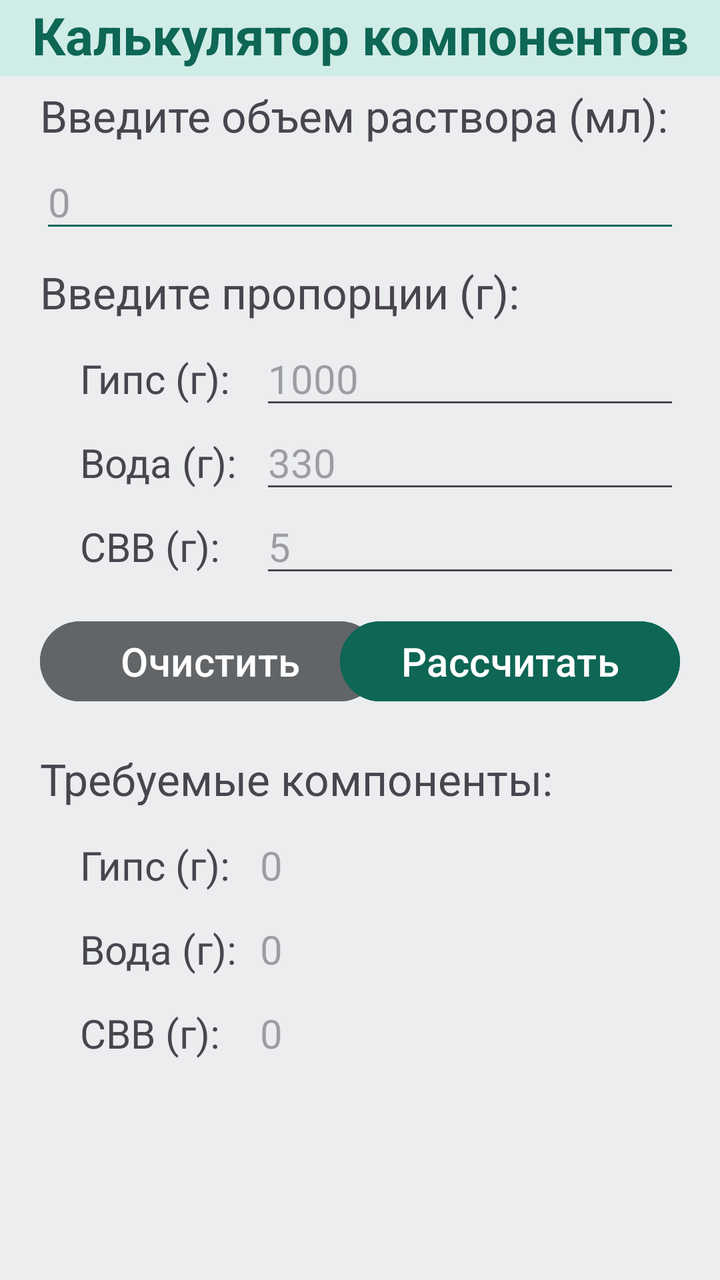
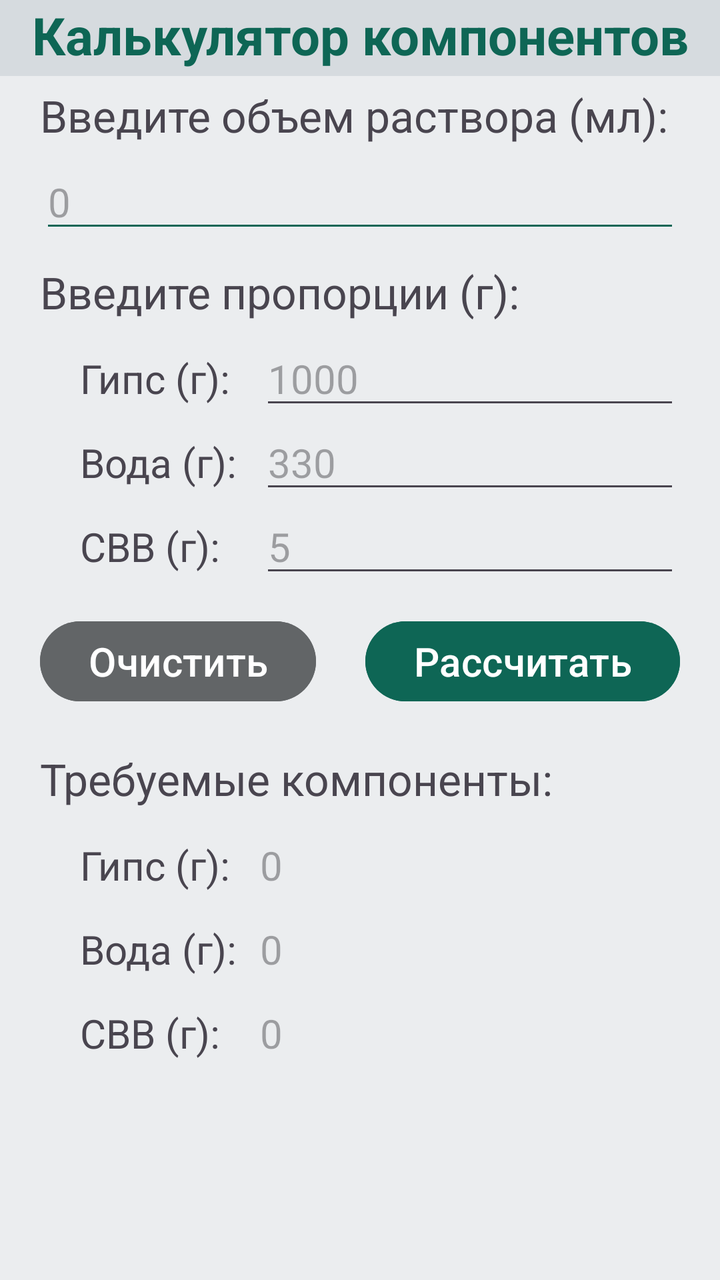

The first picture is an Android layout as it rendered before a commit; the second is the same layout after the commit. The layout source and the unified diff follow.
<!-- AndroidManifest.xml: application theme Theme.Gypsum -->
<!-- res/layout/activity_main.xml -->
<?xml version="1.0" encoding="utf-8"?>
<androidx.constraintlayout.widget.ConstraintLayout xmlns:android="http://schemas.android.com/apk/res/android"
    xmlns:app="http://schemas.android.com/apk/res-auto"
    xmlns:tools="http://schemas.android.com/tools"
    android:id="@+id/main"
    android:layout_width="match_parent"
    android:layout_height="match_parent"
    tools:context=".MainActivity">

    <RelativeLayout
        android:layout_width="match_parent"
        android:layout_height="match_parent"
        android:background="@color/colorPrimary"
        tools:layout_editor_absoluteX="0dp"
        tools:layout_editor_absoluteY="0dp">

        <TextView
            android:id="@+id/logo"
            android:layout_width="match_parent"
            android:layout_height="38dp"
            android:background="@color/colorBackground"
            android:text="@string/logo"
            android:textAlignment="center"
            android:textColor="@color/colorMain"
            android:textSize="26sp"
            android:textStyle="bold" />

        <TextView
            android:id="@+id/volumeHeadline"
            android:layout_width="match_parent"
            android:layout_height="wrap_content"
            android:layout_below="@+id/logo"
            android:layout_marginHorizontal="20sp"
            android:layout_marginTop="5sp"
            android:text="@string/volumeHeadline"
            android:textSize="22sp" />

        <EditText
            android:id="@+id/volumeInput"
            android:layout_width="match_parent"
            android:layout_height="wrap_content"
            android:layout_below="@+id/volumeHeadline"
            android:layout_marginHorizontal="20sp"
            android:layout_marginTop="5sp"
            android:backgroundTint="@color/colorMain"
            android:ems="10"
            android:hint="@string/volumeInput"
            android:inputType="text"
            android:textSize="20sp" />

        <TextView
            android:id="@+id/proportionsHeadline"
            android:layout_width="match_parent"
            android:layout_height="wrap_content"
            android:layout_below="@+id/volumeInput"
            android:layout_marginHorizontal="20sp"
            android:layout_marginTop="10sp"
            android:text="@string/proportionsHeadline"
            android:textSize="22sp" />

        <TextView
            android:id="@+id/gypsumHeadlineInput"
            android:layout_width="80sp"
            android:layout_height="wrap_content"
            android:layout_below="@+id/proportionsHeadline"
            android:layout_marginStart="40sp"
            android:layout_marginTop="15sp"
            android:text="@string/gypsumHeadline"
            android:textSize="20sp" />

        <EditText
            android:id="@+id/gypsumInput"
            android:layout_width="match_parent"
            android:layout_height="wrap_content"
            android:layout_below="@+id/proportionsHeadline"
            android:layout_alignParentStart="true"
            android:layout_marginStart="130sp"
            android:layout_marginEnd="20sp"
            android:layout_marginTop="5sp"
            android:hint="@string/gypsumInput"
            android:textSize="20sp" />

        <TextView
            android:id="@+id/waterHeadlineInput"
            android:layout_width="80sp"
            android:layout_height="wrap_content"
            android:layout_below="@+id/gypsumHeadlineInput"
            android:layout_marginStart="40sp"
            android:layout_marginTop="15sp"
            android:text="@string/waterHeadline"
            android:textSize="20sp" />

        <EditText
            android:id="@+id/waterInput"
            android:layout_width="match_parent"
            android:layout_height="wrap_content"
            android:layout_below="@+id/gypsumHeadlineInput"
            android:layout_alignParentStart="true"
            android:layout_marginStart="130sp"
            android:layout_marginEnd="20sp"
            android:layout_marginTop="5sp"
            android:hint="@string/waterInput"
            android:textSize="20sp" />

        <TextView
            android:id="@+id/svvHeadlineInput"
            android:layout_width="80sp"
            android:layout_height="wrap_content"
            android:layout_below="@+id/waterHeadlineInput"
            android:layout_marginHorizontal="40sp"
            android:layout_marginTop="15sp"
            android:text="@string/svvHeadline"
            android:textSize="20sp" />

        <EditText
            android:id="@+id/svvInput"
            android:layout_width="match_parent"
            android:layout_height="wrap_content"
            android:layout_below="@+id/waterHeadlineInput"
            android:layout_alignParentStart="true"
            android:layout_marginStart="130sp"
            android:layout_marginEnd="20sp"
            android:layout_marginTop="5sp"
            android:hint="@string/svvInput"
            android:textSize="20sp" />


        <Button
            android:id="@+id/clearButton"
            android:layout_width="170sp"
            android:layout_height="wrap_content"
            android:layout_below="@+id/svvHeadlineInput"
            android:layout_alignParentStart="true"
            android:layout_marginStart="20sp"
            android:layout_marginTop="20sp"
            android:backgroundTint="@color/colorClearButton"
            android:text="@string/clearButton"
            android:textSize="20sp" />

        <Button
            android:id="@+id/calculatorButton"
            android:layout_width="170sp"
            android:layout_height="wrap_content"
            android:layout_below="@+id/svvHeadlineInput"
            android:layout_alignParentEnd="true"
            android:layout_marginEnd="20sp"
            android:layout_marginTop="20dp"
            android:backgroundTint="@color/colorMain"
            android:text="@string/calculatorButton"
            android:textSize="20sp" />

        <TextView
            android:id="@+id/componentsOutput"
            android:layout_width="match_parent"
            android:layout_height="wrap_content"
            android:layout_below="@+id/clearButton"
            android:layout_marginHorizontal="20sp"
            android:layout_marginTop="20sp"
            android:text="@string/componentsOutput"
            android:textSize="22sp" />

        <TextView
            android:id="@+id/gypsumHeadline"
            android:layout_width="80sp"
            android:layout_height="wrap_content"
            android:layout_below="@+id/componentsOutput"
            android:layout_marginStart="40sp"
            android:layout_marginTop="15sp"
            android:text="@string/gypsumHeadline"
            android:textSize="20sp" />

        <TextView
            android:id="@+id/gypsumOutput"
            android:layout_width="match_parent"
            android:layout_height="wrap_content"
            android:layout_below="@+id/componentsOutput"
            android:layout_alignParentStart="true"
            android:layout_marginStart="130sp"
            android:layout_marginEnd="20sp"
            android:layout_marginTop="15sp"
            android:hint="@string/gypsumOutput"
            android:textSize="20sp" />

        <TextView
            android:id="@+id/waterHeadline"
            android:layout_width="80sp"
            android:layout_height="wrap_content"
            android:layout_below="@+id/gypsumOutput"
            android:layout_marginStart="40sp"
            android:layout_marginTop="15sp"
            android:text="@string/waterHeadline"
            android:textSize="20sp" />

        <TextView
            android:id="@+id/waterOutput"
            android:layout_width="match_parent"
            android:layout_height="wrap_content"
            android:layout_below="@+id/gypsumOutput"
            android:layout_alignParentStart="true"
            android:layout_marginStart="130sp"
            android:layout_marginEnd="20sp"
            android:layout_marginTop="15sp"
            android:hint="@string/waterOutput"
            android:textSize="20sp" />

        <TextView
            android:id="@+id/svvHeadline"
            android:layout_width="80sp"
            android:layout_height="wrap_content"
            android:layout_below="@+id/waterOutput"
            android:layout_marginHorizontal="40sp"
            android:layout_marginTop="15sp"
            android:text="@string/svvHeadline"
            android:textSize="20sp" />

        <TextView
            android:id="@+id/svvOutput"
            android:layout_width="match_parent"
            android:layout_height="wrap_content"
            android:layout_below="@+id/waterOutput"
            android:layout_alignParentStart="true"
            android:layout_marginStart="130sp"
            android:layout_marginEnd="20sp"
            android:layout_marginTop="15sp"
            android:hint="@string/svvOutput"
            android:textSize="20sp" />

    </RelativeLayout>
</androidx.constraintlayout.widget.ConstraintLayout>
<!-- resources referenced by this layout -->
<resources>
  <color name="colorBackground">#D0ECE7</color>
  <color name="colorClearButton">#626567</color>
  <color name="colorMain">#0E6655</color>
  <color name="colorPrimary">#EBEDEF</color>
  <string name="calculatorButton">Рассчитать</string>
  <string name="clearButton">Очистить</string>
  <string name="componentsOutput">Требуемые компоненты:</string>
  <string name="gypsumHeadline">Гипс (г):</string>
  <string name="gypsumInput">1000</string>
  <string name="gypsumOutput">0</string>
  <string name="logo">Калькулятор компонентов</string>
  <string name="proportionsHeadline">Введите пропорции (г):</string>
  <string name="svvHeadline">СВВ (г):</string>
  <string name="svvInput">5</string>
  <string name="svvOutput">0</string>
  <string name="volumeHeadline">Введите объем раствора (мл):</string>
  <string name="volumeInput">0</string>
  <string name="waterHeadline">Вода (г):</string>
  <string name="waterInput">330</string>
  <string name="waterOutput">0</string>
  <style name="Theme.Gypsum" parent="Base.Theme.Gypsum" />
  <style name="Base.Theme.Gypsum" parent="Theme.Material3.DayNight.NoActionBar">
          
          
      </style>
</resources>

<!-- the commit's change to res/layout/activity_main.xml (unified diff, before → after) -->
@@ -127,7 +127,7 @@
 
         <Button
             android:id="@+id/clearButton"
-            android:layout_width="170sp"
+            android:layout_width="wrap_content"
             android:layout_height="wrap_content"
             android:layout_below="@+id/svvHeadlineInput"
             android:layout_alignParentStart="true"
@@ -139,7 +139,7 @@
 
         <Button
             android:id="@+id/calculatorButton"
-            android:layout_width="170sp"
+            android:layout_width="wrap_content"
             android:layout_height="wrap_content"
             android:layout_below="@+id/svvHeadlineInput"
             android:layout_alignParentEnd="true"
<!-- resource entries referenced after the edit -->
@@ -1,6 +1,6 @@
 <!-- resources referenced by this layout -->
 <resources>
-  <color name="colorBackground">#D0ECE7</color>
+  <color name="colorBackground">#D6DBDF</color>
   <color name="colorClearButton">#626567</color>
   <color name="colorMain">#0E6655</color>
   <color name="colorPrimary">#EBEDEF</color>
